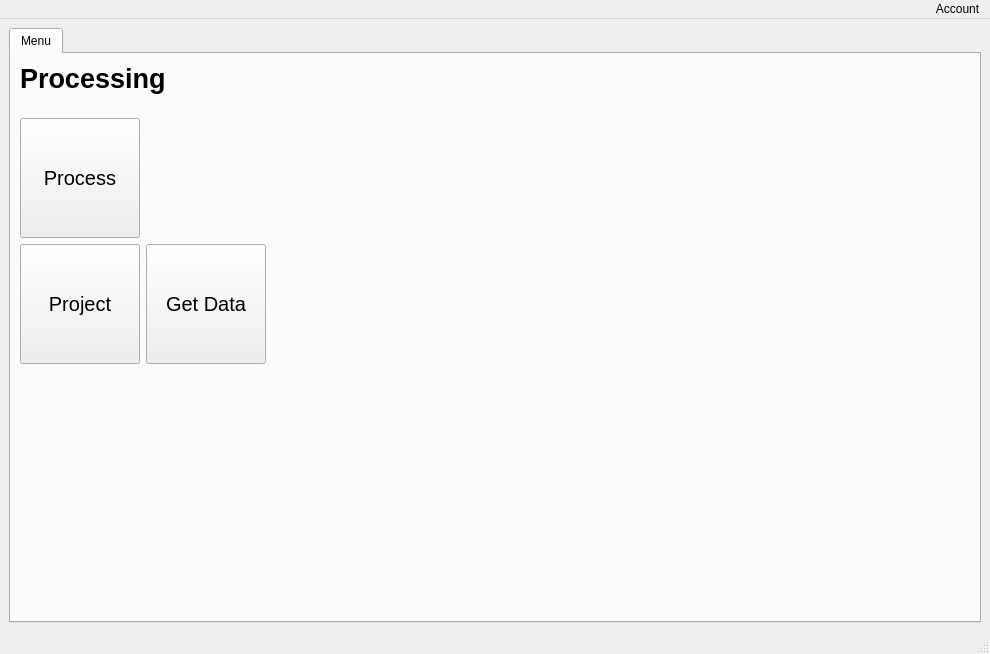
Above: ui/ui/menu.ui from ADPL-190400/bottle-inspection before the change. Below: the same form after it.
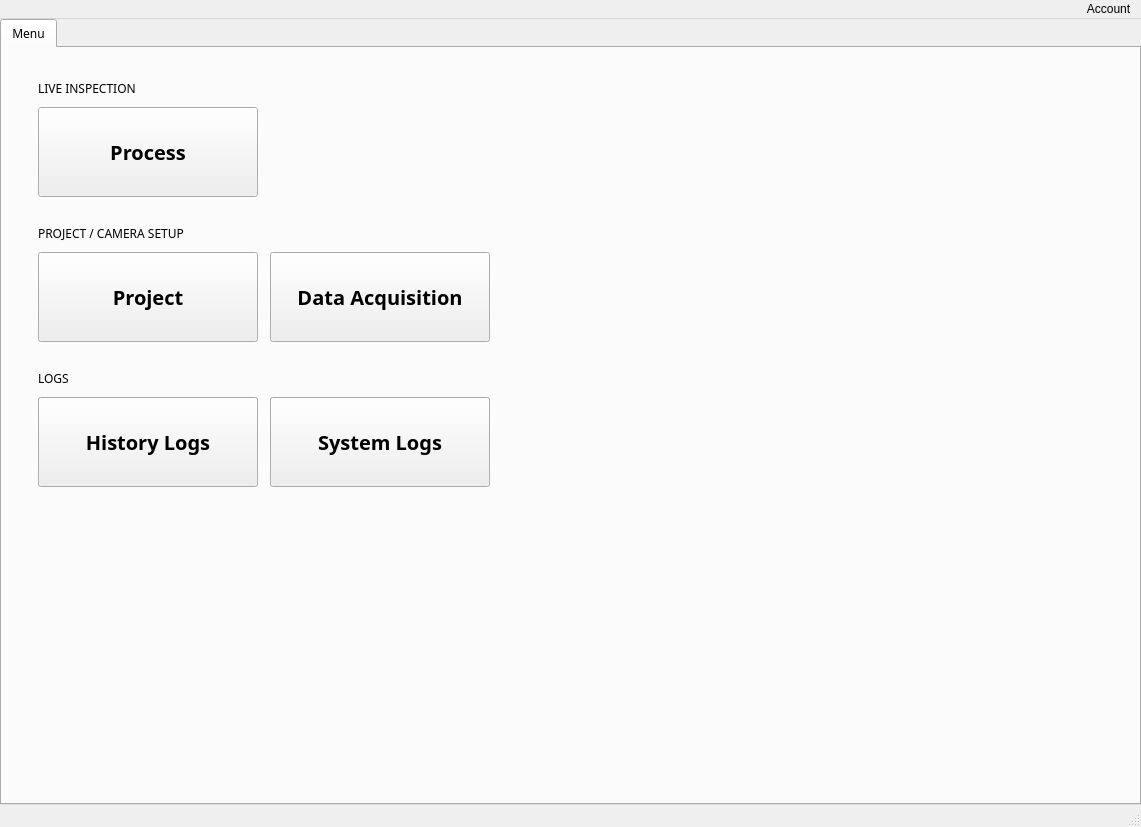
That is the form after the change.

```diff
--- a/ui/ui/menu.ui
+++ b/ui/ui/menu.ui
@@ -6,101 +6,245 @@
    <rect>
     <x>0</x>
     <y>0</y>
-    <width>990</width>
-    <height>654</height>
+    <width>1141</width>
+    <height>827</height>
    </rect>
   </property>
   <property name="windowTitle">
-   <string>MainWindow</string>
+   <string>Bottle Inspection System</string>
+  </property>
+  <property name="styleSheet">
+   <string notr="true">
+/* ── Global ── */
+QMainWindow, QWidget {
+    background-color: #F7F8FA;
+    font-family: &quot;Segoe UI&quot;, Arial, sans-serif;
+
+    color: #1A202C;
+}
+
+/* ── MenuBar ── */
+QMenuBar {
+    background-color: #FFFFFF;
+    border-bottom: 1px solid #E2E8F0;
+    padding: 2px 8px;
+
+    color: #4A5568;
+}
+QMenuBar::item:selected {
+    background-color: #EBF4FF;
+    color: #2563EB;
+    border-radius: 4px;
+}
+QMenu {
+    background-color: #FFFFFF;
+    border: 1px solid #E2E8F0;
+    border-radius: 6px;
+    padding: 4px;
+}
+QMenu::item {
+    padding: 6px 20px;
+    border-radius: 4px;
+    color: #1A202C;
+}
+QMenu::item:selected {
+    background-color: #EBF4FF;
+    color: #2563EB;
+}
+
+/* ── TabWidget ── */
+QTabWidget::pane {
+    background-color: #F7F8FA;
+    border: none;
+    border-top: 2px solid #E2E8F0;
+}
+QTabBar::tab {
+    background-color: #FFFFFF;
+    color: #718096;
+    border: 1px solid #E2E8F0;
+    border-bottom: none;
+    padding: 10px 28px;
+
+    font-weight: bold;
+    min-width: 120px;
+    border-top-left-radius: 6px;
+    border-top-right-radius: 6px;
+    margin-right: 2px;
+}
+QTabBar::tab:selected {
+    background-color: #F7F8FA;
+    color: #2563EB;
+    border-top: 2px solid #2563EB;
+    border-bottom: none;
+}
+QTabBar::tab:hover:!selected {
+    background-color: #EBF4FF;
+    color: #2563EB;
+}
+
+/* ── Section labels ── */
+QLabel#label, QLabel#label_2, QLabel#label_3 {
+    color: #2D3748;
+
+    font-weight: bold;
+    letter-spacing: 1.5px;
+    padding-bottom: 2px;
+    border-bottom: 2px solid #E2E8F0;
+}
+
+/* ── Tile buttons: inspection (green) ── */
+QPushButton#btn_process_page {
+    background-color: #FFFFFF;
+    color: #1A202C;
+
+    font-weight: bold;
+    border: 1px solid #C6F6D5;
+    border-left: 4px solid #38A169;
+    border-radius: 8px;
+    padding: 12px 20px;
+    text-align: left;
+}
+QPushButton#btn_process_page:hover {
+    background-color: #F0FFF4;
+    border-color: #9AE6B4;
+    border-left-color: #38A169;
+}
+QPushButton#btn_process_page:pressed {
+    background-color: #C6F6D5;
+}
+
+/* ── Tile buttons: setup (blue) ── */
+QPushButton#btn_project_page, QPushButton#btn_get_data {
+    background-color: #FFFFFF;
+    color: #1A202C;
+
+    font-weight: bold;
+    border: 1px solid #BEE3F8;
+    border-left: 4px solid #2563EB;
+    border-radius: 8px;
+    padding: 12px 20px;
+    text-align: left;
+}
+QPushButton#btn_project_page:hover, QPushButton#btn_get_data:hover {
+    background-color: #EBF8FF;
+    border-color: #90CDF4;
+    border-left-color: #2563EB;
+}
+QPushButton#btn_project_page:pressed, QPushButton#btn_get_data:pressed {
+    background-color: #BEE3F8;
+}
+
+/* ── Tile buttons: logs (amber) ── */
+QPushButton#btn_project_log, QPushButton#btn_system_log {
+    background-color: #FFFFFF;
+    color: #1A202C;
+
+    font-weight: bold;
+    border: 1px solid #FEEBC8;
+    border-left: 4px solid #D97706;
+    border-radius: 8px;
+    padding: 12px 20px;
+    text-align: left;
+}
+QPushButton#btn_project_log:hover, QPushButton#btn_system_log:hover {
+    background-color: #FFFBEB;
+    border-color: #FBD38D;
+    border-left-color: #D97706;
+}
+QPushButton#btn_project_log:pressed, QPushButton#btn_system_log:pressed {
+    background-color: #FEEBC8;
+}
+
+/* ── StatusBar ── */
+QStatusBar {
+    background-color: #FFFFFF;
+    border-top: 1px solid #E2E8F0;
+    color: #718096;
+
+    padding: 2px 12px;
+}
+   </string>
   </property>
   <widget class="QWidget" name="centralwidget">
-   <property name="sizePolicy">
-    <sizepolicy hsizetype="Expanding" vsizetype="Expanding">
-     <horstretch>0</horstretch>
-     <verstretch>0</verstretch>
-    </sizepolicy>
-   </property>
-   <property name="maximumSize">
-    <size>
-     <width>16777215</width>
-     <height>16777215</height>
-    </size>
-   </property>
    <layout class="QHBoxLayout" name="horizontalLayout_4">
+    <property name="leftMargin">
+     <number>0</number>
+    </property>
+    <property name="topMargin">
+     <number>0</number>
+    </property>
+    <property name="rightMargin">
+     <number>0</number>
+    </property>
+    <property name="bottomMargin">
+     <number>0</number>
+    </property>
     <item>
      <widget class="QTabWidget" name="tab_menu">
-      <property name="sizePolicy">
-       <sizepolicy hsizetype="Expanding" vsizetype="Expanding">
-        <horstretch>0</horstretch>
-        <verstretch>0</verstretch>
-       </sizepolicy>
-      </property>
-      <property name="cursor">
-       <cursorShape>ArrowCursor</cursorShape>
+      <property name="font">
+       <font>
+        <family>Segoe UI,Arial,sans-serif</family>
+       </font>
       </property>
       <property name="currentIndex">
        <number>0</number>
       </property>
       <widget class="QWidget" name="Menu">
-       <property name="enabled">
-        <bool>true</bool>
-       </property>
        <attribute name="title">
         <string>Menu</string>
        </attribute>
-       <layout class="QVBoxLayout" name="verticalLayout">
+       <layout class="QVBoxLayout" name="verticalLayout_4">
+        <property name="spacing">
+         <number>28</number>
+        </property>
+        <property name="leftMargin">
+         <number>36</number>
+        </property>
+        <property name="topMargin">
+         <number>32</number>
+        </property>
+        <property name="rightMargin">
+         <number>36</number>
+        </property>
+        <property name="bottomMargin">
+         <number>32</number>
+        </property>
         <item>
-         <layout class="QVBoxLayout" name="verticalLayout_2">
+         <layout class="QVBoxLayout" name="verticalLayout">
           <property name="spacing">
-           <number>24</number>
+           <number>10</number>
           </property>
           <item>
            <widget class="QLabel" name="label">
-            <property name="font">
-             <font>
-              <pointsize>20</pointsize>
-              <weight>75</weight>
-              <bold>true</bold>
-             </font>
-            </property>
             <property name="text">
-             <string>Processing</string>
+             <string>LIVE INSPECTION</string>
             </property>
            </widget>
           </item>
           <item>
-           <layout class="QHBoxLayout" name="horizontalLayout_2">
+           <layout class="QHBoxLayout" name="horizontalLayout">
             <property name="spacing">
              <number>12</number>
             </property>
             <item>
              <widget class="QPushButton" name="btn_process_page">
-              <property name="sizePolicy">
-               <sizepolicy hsizetype="Fixed" vsizetype="Fixed">
-                <horstretch>0</horstretch>
-                <verstretch>0</verstretch>
-               </sizepolicy>
-              </property>
               <property name="minimumSize">
                <size>
-                <width>120</width>
-                <height>120</height>
+                <width>220</width>
+                <height>90</height>
                </size>
               </property>
               <property name="font">
                <font>
+                <family>Segoe UI,Arial,sans-serif</family>
                 <pointsize>15</pointsize>
+                <weight>75</weight>
+                <bold>true</bold>
                </font>
               </property>
               <property name="text">
                <string>Process</string>
               </property>
-              <property name="iconSize">
-               <size>
-                <width>30</width>
-                <height>30</height>
-               </size>
-              </property>
              </widget>
             </item>
             <item>
@@ -110,8 +254,8 @@
               </property>
               <property name="sizeHint" stdset="0">
                <size>
-                <width>40</width>
-                <height>20</height>
+                <width>0</width>
+                <height>0</height>
                </size>
               </property>
              </spacer>
@@ -121,79 +265,166 @@
          </layout>
         </item>
         <item>
-         <layout class="QHBoxLayout" name="horizontalLayout">
+         <layout class="QVBoxLayout" name="verticalLayout_2">
+          <property name="spacing">
+           <number>10</number>
+          </property>
           <item>
-           <widget class="QPushButton" name="btn_project_page">
-            <property name="sizePolicy">
-             <sizepolicy hsizetype="Fixed" vsizetype="Fixed">
-              <horstretch>0</horstretch>
-              <verstretch>0</verstretch>
-             </sizepolicy>
-            </property>
-            <property name="minimumSize">
-             <size>
-              <width>120</width>
-              <height>120</height>
-             </size>
-            </property>
-            <property name="font">
-             <font>
-              <pointsize>15</pointsize>
-             </font>
-            </property>
+           <widget class="QLabel" name="label_2">
             <property name="text">
-             <string>Project</string>
+             <string>PROJECT / CAMERA SETUP</string>
             </property>
-            <property name="iconSize">
-             <size>
-              <width>30</width>
-              <height>30</height>
-             </size>
-            </property>
            </widget>
           </item>
           <item>
-           <widget class="QPushButton" name="btn_get_data">
-            <property name="sizePolicy">
-             <sizepolicy hsizetype="Fixed" vsizetype="Fixed">
-              <horstretch>0</horstretch>
-              <verstretch>0</verstretch>
-             </sizepolicy>
+           <layout class="QHBoxLayout" name="horizontalLayout_2">
+            <property name="spacing">
+             <number>12</number>
             </property>
-            <property name="minimumSize">
-             <size>
-              <width>120</width>
-              <height>120</height>
-             </size>
-            </property>
-            <property name="font">
-             <font>
-              <pointsize>15</pointsize>
-             </font>
-            </property>
+            <item>
+             <widget class="QPushButton" name="btn_project_page">
+              <property name="minimumSize">
+               <size>
+                <width>220</width>
+                <height>90</height>
+               </size>
+              </property>
+              <property name="font">
+               <font>
+                <family>Segoe UI,Arial,sans-serif</family>
+                <pointsize>15</pointsize>
+                <weight>75</weight>
+                <bold>true</bold>
+               </font>
+              </property>
+              <property name="cursor">
+               <cursorShape>PointingHandCursor</cursorShape>
+              </property>
+              <property name="text">
+               <string>Project</string>
+              </property>
+             </widget>
+            </item>
+            <item>
+             <widget class="QPushButton" name="btn_get_data">
+              <property name="minimumSize">
+               <size>
+                <width>220</width>
+                <height>90</height>
+               </size>
+              </property>
+              <property name="font">
+               <font>
+                <family>Segoe UI,Arial,sans-serif</family>
+                <pointsize>15</pointsize>
+                <weight>75</weight>
+                <bold>true</bold>
+               </font>
+              </property>
+              <property name="cursor">
+               <cursorShape>PointingHandCursor</cursorShape>
+              </property>
+              <property name="text">
+               <string>Data Acquisition</string>
+              </property>
+             </widget>
+            </item>
+            <item>
+             <spacer name="horizontalSpacer_2">
+              <property name="orientation">
+               <enum>Qt::Horizontal</enum>
+              </property>
+              <property name="sizeHint" stdset="0">
+               <size>
+                <width>0</width>
+                <height>0</height>
+               </size>
+              </property>
+             </spacer>
+            </item>
+           </layout>
+          </item>
+         </layout>
+        </item>
+        <item>
+         <layout class="QVBoxLayout" name="verticalLayout_3">
+          <property name="spacing">
+           <number>10</number>
+          </property>
+          <item>
+           <widget class="QLabel" name="label_3">
             <property name="text">
-             <string>Get Data</string>
+             <string>LOGS</string>
             </property>
-            <property name="iconSize">
-             <size>
-              <width>30</width>
-              <height>30</height>
-             </size>
-            </property>
            </widget>
           </item>
           <item>
-           <spacer name="horizontalSpacer_2">
-            <property name="orientation">
-             <enum>Qt::Horizontal</enum>
+           <layout class="QHBoxLayout" name="horizontalLayout_3">
+            <property name="spacing">
+             <number>12</number>
             </property>
-            <property name="sizeHint" stdset="0">
-             <size>
-              <width>40</width>
-              <height>20</height>
-             </size>
-            </property>
-           </spacer>
+            <item>
+             <widget class="QPushButton" name="btn_project_log">
+              <property name="minimumSize">
+               <size>
+                <width>220</width>
+                <height>90</height>
+               </size>
+              </property>
+              <property name="font">
+               <font>
+                <family>Segoe UI,Arial,sans-serif</family>
+                <pointsize>15</pointsize>
+                <weight>75</weight>
+                <bold>true</bold>
+               </font>
+              </property>
+              <property name="cursor">
+               <cursorShape>PointingHandCursor</cursorShape>
+              </property>
+              <property name="text">
+               <string>History Logs</string>
+              </property>
+             </widget>
+            </item>
+            <item>
+             <widget class="QPushButton" name="btn_system_log">
+              <property name="minimumSize">
+               <size>
+                <width>220</width>
+                <height>90</height>
+               </size>
+              </property>
+              <property name="font">
+               <font>
+                <family>Segoe UI,Arial,sans-serif</family>
+                <pointsize>15</pointsize>
+                <weight>75</weight>
+                <bold>true</bold>
+               </font>
+              </property>
+              <property name="cursor">
+               <cursorShape>PointingHandCursor</cursorShape>
+              </property>
+              <property name="text">
+               <string>System Logs</string>
+              </property>
+             </widget>
+            </item>
+            <item>
+             <spacer name="horizontalSpacer_3">
+              <property name="orientation">
+               <enum>Qt::Horizontal</enum>
+              </property>
+              <property name="sizeHint" stdset="0">
+               <size>
+                <width>0</width>
+                <height>0</height>
+               </size>
+              </property>
+             </spacer>
+            </item>
+           </layout>
           </item>
          </layout>
         </item>
@@ -204,8 +435,8 @@
           </property>
           <property name="sizeHint" stdset="0">
            <size>
-            <width>20</width>
-            <height>240</height>
+            <width>0</width>
+            <height>0</height>
            </size>
           </property>
          </spacer>
@@ -222,8 +453,8 @@
     <rect>
      <x>0</x>
      <y>0</y>
-     <width>990</width>
-     <height>21</height>
+     <width>1141</width>
+     <height>25</height>
     </rect>
    </property>
    <property name="layoutDirection">
```
Left out of the diff: 6 changed lines with no effect on the pictures.
